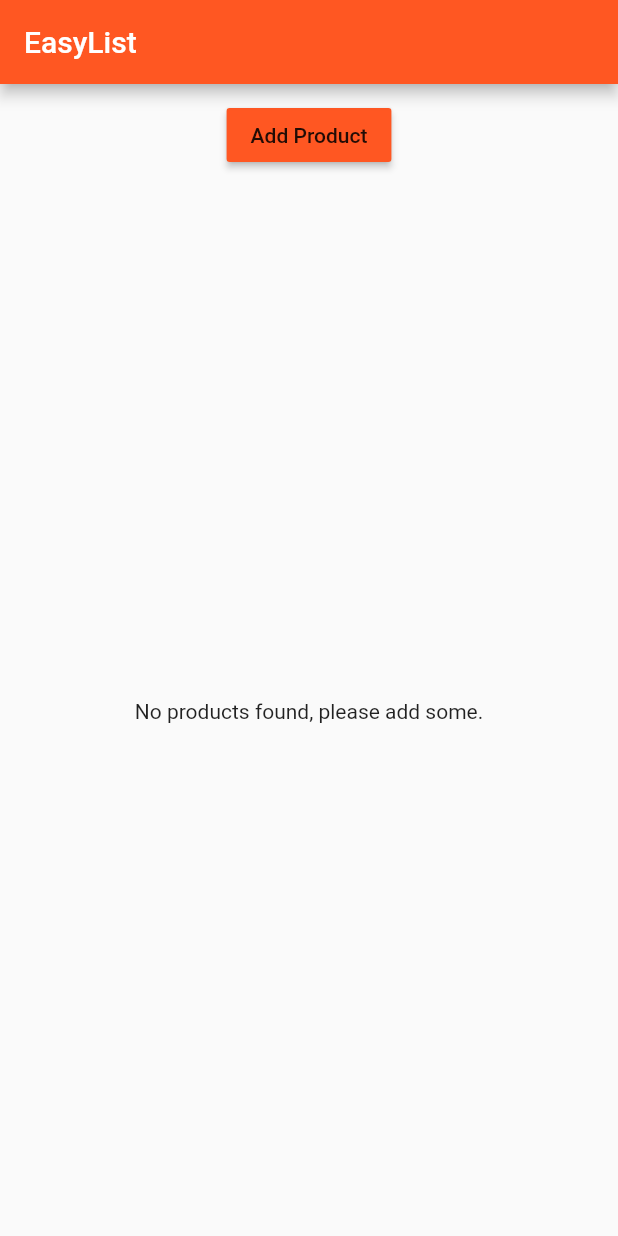
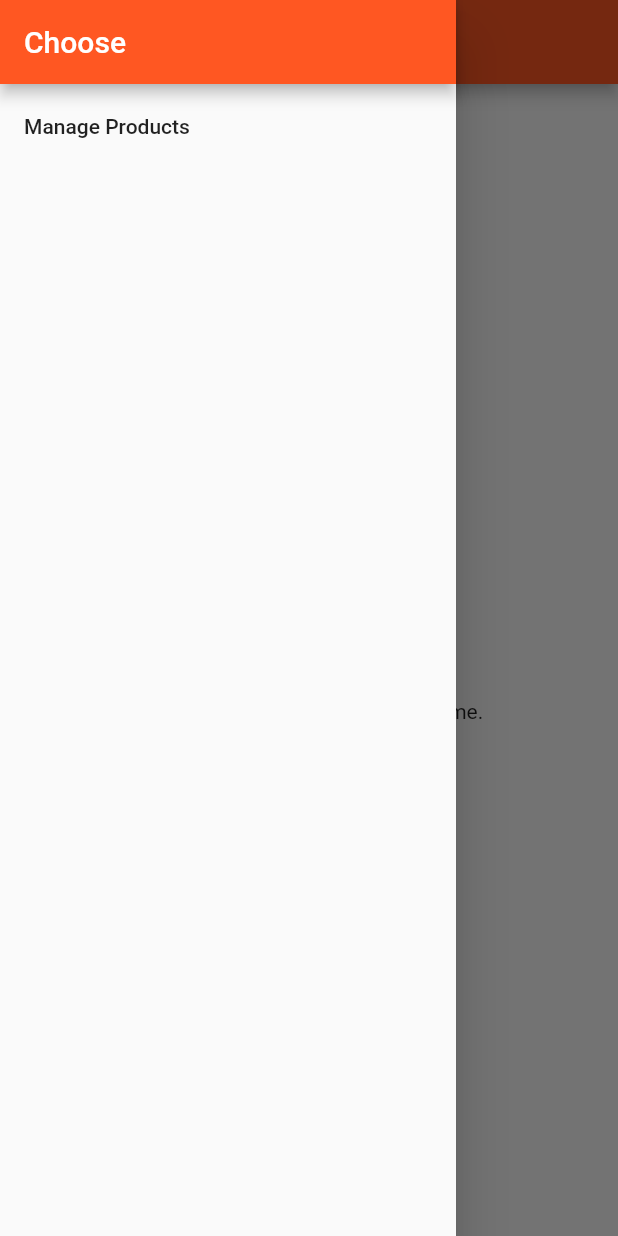
Before and after one commit to MateuszNaKodach/flutter_course_application, a Flutter app: the ProductsPage screen opened directly, with the side drawer open (before the commit the screen has no drawer), on a phone screen of 412 x 824 dp. Run offline on Flutter 3.47's test engine with Material 2 defaults, Android fonts, the phone set to English and light mode, and no system bars.

```diff
--- a/lib/pages/products.dart
+++ b/lib/pages/products.dart
@@ -1,8 +1,24 @@
 import 'package:flutter/material.dart';
+import 'package:flutter_course_application/pages/products_admin.dart';
 import 'package:flutter_course_application/product_manager.dart';
 
 class ProductsPage extends StatelessWidget {
   @override
-  Widget build(BuildContext context) =>
-      Scaffold(appBar: AppBar(title: Text('EasyList')), body: ProductManager());
+  Widget build(BuildContext context) => Scaffold(
+      drawer: _buildNavigationDrawer(context),
+      appBar: AppBar(title: Text('EasyList')),
+      body: ProductManager());
+
+  Widget _buildNavigationDrawer(BuildContext context) {
+    return Drawer(child: Column(
+        children: [
+          AppBar(title: Text('Choose'), automaticallyImplyLeading: false),
+          ListTile(title: Text('Manage Products'), onTap: ()=>_navigateToProductsAdminPage(context))
+        ]
+    ));
+  }
+
+  void _navigateToProductsAdminPage(BuildContext context){
+    Navigator.pushReplacement(context, MaterialPageRoute(builder: (BuildContext context)=> ProductsAdminPage()));
+  }
 }
--- /dev/null
+++ b/lib/pages/products_admin.dart
@@ -0,0 +1,25 @@
+import 'package:flutter/material.dart';
+import 'package:flutter_course_application/pages/products.dart';
+
+class ProductsAdminPage extends StatelessWidget {
+  @override
+  Widget build(BuildContext context) {
+    return Scaffold(
+        drawer: _buildNavigationDrawer(context),
+        appBar: AppBar(title: Text('Manage Products')),
+        body: Center(child: Text('Manage your products')));
+  }
+
+  Widget _buildNavigationDrawer(BuildContext context) {
+    return Drawer(child: Column(
+        children: [
+          AppBar(title: Text('Choose'), automaticallyImplyLeading: false),
+          ListTile(title: Text('All Products'), onTap: ()=>_navigateToProductsPage(context))
+        ]
+    ));
+  }
+
+  void _navigateToProductsPage(BuildContext context){
+    Navigator.pushReplacement(context, MaterialPageRoute(builder: (BuildContext context)=> ProductsPage()));
+  }
+}
```
